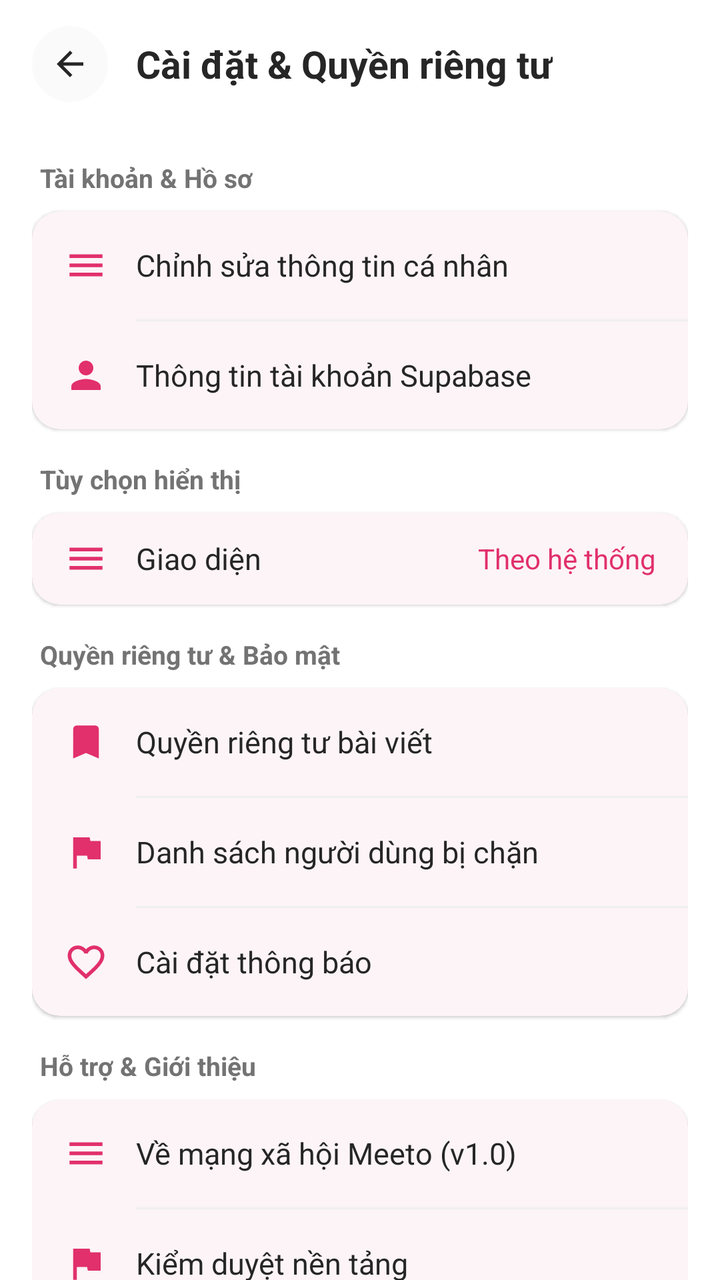
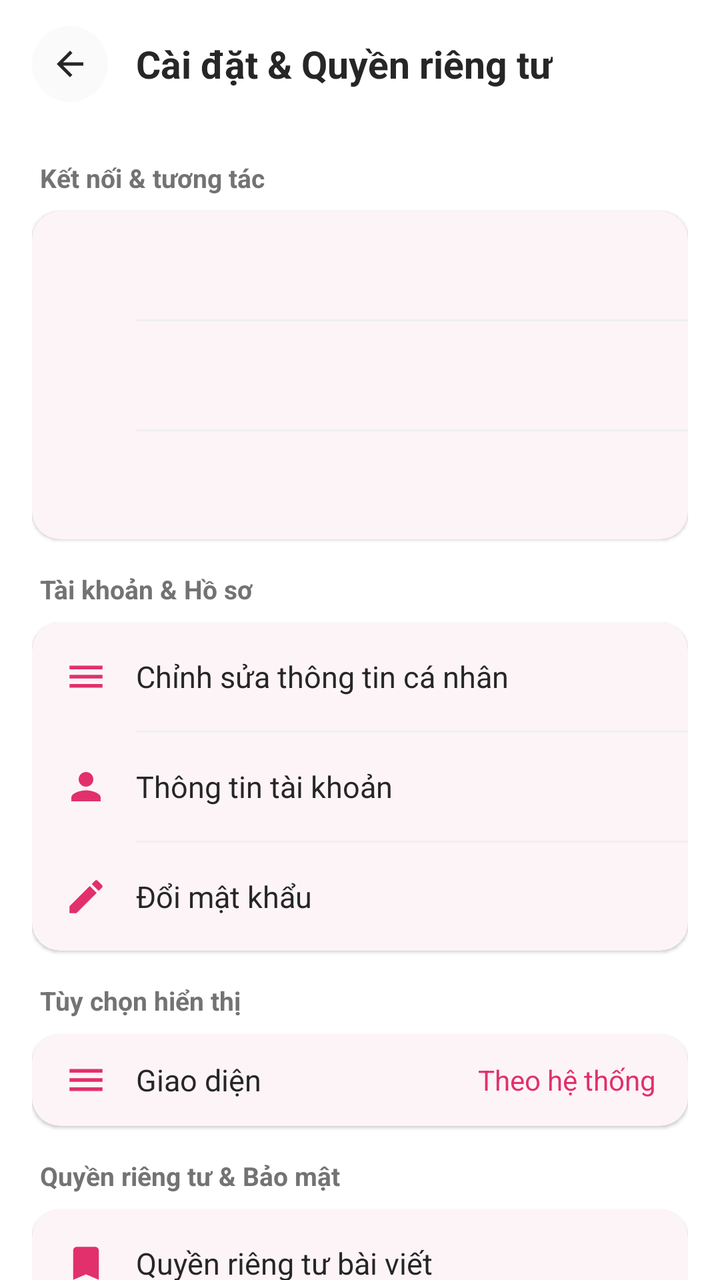

Before-and-after screenshots of an Android layout around one commit, followed by the original layout XML and the change that was made.
<!-- AndroidManifest.xml: application theme Theme.MeetoMXH -->
<!-- res/layout/activity_settings.xml -->
<?xml version="1.0" encoding="utf-8"?>
<LinearLayout xmlns:android="http://schemas.android.com/apk/res/android"
    xmlns:app="http://schemas.android.com/apk/res-auto"
    xmlns:tools="http://schemas.android.com/tools"
    android:layout_width="match_parent"
    android:layout_height="match_parent"
    android:background="@color/app_bg"
    android:orientation="vertical"
    tools:context=".SettingsActivity">

    
    <com.google.android.material.appbar.AppBarLayout
        android:layout_width="match_parent"
        android:layout_height="wrap_content"
        android:background="@color/surface_bg"
        android:fitsSystemWindows="true"
        app:elevation="1dp">

        <androidx.appcompat.widget.Toolbar
            android:id="@+id/toolbarSettings"
            android:layout_width="match_parent"
            android:layout_height="?attr/actionBarSize">

            <LinearLayout
                android:layout_width="match_parent"
                android:layout_height="match_parent"
                android:gravity="center_vertical"
                android:orientation="horizontal">

                <ImageView
                    android:id="@+id/btnBack"
                    android:layout_width="38dp"
                    android:layout_height="38dp"
                    android:background="@drawable/bg_icon_circle"
                    android:clickable="true"
                    android:contentDescription="Quay lại"
                    android:focusable="true"
                    android:padding="9dp"
                    android:src="@drawable/ic_arrow_back"
                    app:tint="@color/text_primary" />

                <TextView
                    android:layout_width="wrap_content"
                    android:layout_height="wrap_content"
                    android:layout_marginStart="14dp"
                    android:fontFamily="sans-serif-bold"
                    android:text="Cài đặt &amp; Quyền riêng tư"
                    android:textColor="@color/text_primary"
                    android:textSize="19sp"
                    android:textStyle="bold" />

            </LinearLayout>

        </androidx.appcompat.widget.Toolbar>

    </com.google.android.material.appbar.AppBarLayout>

    <androidx.core.widget.NestedScrollView
        android:id="@+id/settingsScroll"
        android:layout_width="match_parent"
        android:layout_height="match_parent"
        android:fillViewport="true">

        <LinearLayout
            android:layout_width="match_parent"
            android:layout_height="wrap_content"
            android:orientation="vertical"
            android:padding="16dp">

            
            <TextView
                android:layout_width="wrap_content"
                android:layout_height="wrap_content"
                android:layout_marginStart="4dp"
                android:layout_marginBottom="8dp"
                android:text="Tài khoản &amp; Hồ sơ"
                android:textColor="@color/text_secondary"
                android:textSize="13sp"
                android:textStyle="bold" />

            <com.google.android.material.card.MaterialCardView
                style="@style/Widget.Meeto.Card"
                android:layout_width="match_parent"
                android:layout_height="wrap_content"
                android:layout_marginBottom="16dp"
                app:cardCornerRadius="14dp">

                <LinearLayout
                    android:layout_width="match_parent"
                    android:layout_height="wrap_content"
                    android:orientation="vertical">

                    
                    <LinearLayout
                        android:id="@+id/rowEditProfile"
                        android:layout_width="match_parent"
                        android:layout_height="54dp"
                        android:background="?android:attr/selectableItemBackground"
                        android:clickable="true"
                        android:focusable="true"
                        android:gravity="center_vertical"
                        android:paddingHorizontal="16dp">

                        <ImageView
                            android:layout_width="22dp"
                            android:layout_height="22dp"
                            android:contentDescription="@null"
                            android:src="@drawable/ic_menu"
                            app:tint="@color/brand_blue" />

                        <TextView
                            android:layout_width="0dp"
                            android:layout_height="wrap_content"
                            android:layout_marginStart="14dp"
                            android:layout_weight="1"
                            android:text="Chỉnh sửa thông tin cá nhân"
                            android:textColor="@color/text_primary"
                            android:textSize="15sp" />

                    </LinearLayout>

                    <View
                        android:layout_width="match_parent"
                        android:layout_height="1dp"
                        android:layout_marginStart="52dp"
                        android:background="@color/divider_color" />

                    
                    <LinearLayout
                        android:id="@+id/rowAccountInfo"
                        android:layout_width="match_parent"
                        android:layout_height="54dp"
                        android:background="?android:attr/selectableItemBackground"
                        android:clickable="true"
                        android:focusable="true"
                        android:gravity="center_vertical"
                        android:paddingHorizontal="16dp">

                        <ImageView
                            android:layout_width="22dp"
                            android:layout_height="22dp"
                            android:contentDescription="@null"
                            android:src="@drawable/ic_person"
                            app:tint="@color/brand_blue" />

                        <TextView
                            android:layout_width="0dp"
                            android:layout_height="wrap_content"
                            android:layout_marginStart="14dp"
                            android:layout_weight="1"
                            android:text="Thông tin tài khoản Supabase"
                            android:textColor="@color/text_primary"
                            android:textSize="15sp" />

                    </LinearLayout>

                </LinearLayout>

            </com.google.android.material.card.MaterialCardView>

            
            <TextView
                android:layout_width="wrap_content"
                android:layout_height="wrap_content"
                android:layout_marginStart="4dp"
                android:layout_marginBottom="8dp"
                android:text="Tùy chọn hiển thị"
                android:textColor="@color/text_secondary"
                android:textSize="13sp"
                android:textStyle="bold" />

            <com.google.android.material.card.MaterialCardView
                style="@style/Widget.Meeto.Card"
                android:layout_width="match_parent"
                android:layout_height="wrap_content"
                android:layout_marginBottom="16dp"
                app:cardCornerRadius="14dp">

                <LinearLayout
                    android:id="@+id/rowThemeModeSettings"
                    android:layout_width="match_parent"
                    android:layout_height="wrap_content"
                    android:background="?android:attr/selectableItemBackground"
                    android:clickable="true"
                    android:focusable="true"
                    android:gravity="center_vertical"
                    android:orientation="horizontal"
                    android:paddingHorizontal="16dp"
                    android:paddingVertical="12dp">

                    <ImageView
                        android:layout_width="22dp"
                        android:layout_height="22dp"
                        android:contentDescription="@null"
                        android:src="@drawable/ic_menu"
                        app:tint="@color/brand_blue" />

                    <TextView
                        android:layout_width="0dp"
                        android:layout_height="wrap_content"
                        android:layout_marginStart="14dp"
                        android:layout_weight="1"
                        android:text="Giao diện"
                        android:textColor="@color/text_primary"
                        android:textSize="15sp" />

                    <TextView
                        android:id="@+id/tvThemeModeSettings"
                        android:layout_width="wrap_content"
                        android:layout_height="wrap_content"
                        android:text="Theo hệ thống"
                        android:textColor="@color/brand_blue"
                        android:textSize="14sp" />

                </LinearLayout>

            </com.google.android.material.card.MaterialCardView>

            
            <TextView
                android:layout_width="wrap_content"
                android:layout_height="wrap_content"
                android:layout_marginStart="4dp"
                android:layout_marginBottom="8dp"
                android:text="Quyền riêng tư &amp; Bảo mật"
                android:textColor="@color/text_secondary"
                android:textSize="13sp"
                android:textStyle="bold" />

            <com.google.android.material.card.MaterialCardView
                style="@style/Widget.Meeto.Card"
                android:layout_width="match_parent"
                android:layout_height="wrap_content"
                android:layout_marginBottom="16dp"
                app:cardCornerRadius="14dp">

                <LinearLayout
                    android:layout_width="match_parent"
                    android:layout_height="wrap_content"
                    android:orientation="vertical">

                    <LinearLayout
                        android:id="@+id/rowPrivacy"
                        android:layout_width="match_parent"
                        android:layout_height="54dp"
                        android:background="?android:attr/selectableItemBackground"
                        android:clickable="true"
                        android:focusable="true"
                        android:gravity="center_vertical"
                        android:paddingHorizontal="16dp">

                        <ImageView
                            android:layout_width="22dp"
                            android:layout_height="22dp"
                            android:contentDescription="@null"
                            android:src="@drawable/ic_bookmark"
                            app:tint="@color/brand_blue" />

                        <TextView
                            android:layout_width="0dp"
                            android:layout_height="wrap_content"
                            android:layout_marginStart="14dp"
                            android:layout_weight="1"
                            android:text="Quyền riêng tư bài viết"
                            android:textColor="@color/text_primary"
                            android:textSize="15sp" />

                    </LinearLayout>

                    <View
                        android:layout_width="match_parent"
                        android:layout_height="1dp"
                        android:layout_marginStart="52dp"
                        android:background="@color/divider_color" />

                    <LinearLayout
                        android:id="@+id/rowBlocked"
                        android:layout_width="match_parent"
                        android:layout_height="54dp"
                        android:background="?android:attr/selectableItemBackground"
                        android:clickable="true"
                        android:focusable="true"
                        android:gravity="center_vertical"
                        android:paddingHorizontal="16dp">

                        <ImageView
                            android:layout_width="22dp"
                            android:layout_height="22dp"
                            android:contentDescription="@null"
                            android:src="@drawable/ic_report"
                            app:tint="@color/brand_blue" />

                        <TextView
                            android:layout_width="0dp"
                            android:layout_height="wrap_content"
                            android:layout_marginStart="14dp"
                            android:layout_weight="1"
                            android:text="Danh sách người dùng bị chặn"
                            android:textColor="@color/text_primary"
                            android:textSize="15sp" />

                    </LinearLayout>

                    <View
                        android:layout_width="match_parent"
                        android:layout_height="1dp"
                        android:layout_marginStart="52dp"
                        android:background="@color/divider_color" />

                    <LinearLayout
                        android:id="@+id/rowNotificationsSetting"
                        android:layout_width="match_parent"
                        android:layout_height="54dp"
                        android:background="?android:attr/selectableItemBackground"
                        android:clickable="true"
                        android:focusable="true"
                        android:gravity="center_vertical"
                        android:paddingHorizontal="16dp">

                        <ImageView
                            android:layout_width="22dp"
                            android:layout_height="22dp"
                            android:contentDescription="@null"
                            android:src="@drawable/ic_notifications"
                            app:tint="@color/brand_blue" />

                        <TextView
                            android:layout_width="0dp"
                            android:layout_height="wrap_content"
                            android:layout_marginStart="14dp"
                            android:layout_weight="1"
                            android:text="Cài đặt thông báo"
                            android:textColor="@color/text_primary"
                            android:textSize="15sp" />

                    </LinearLayout>

                </LinearLayout>

            </com.google.android.material.card.MaterialCardView>

            
            <TextView
                android:layout_width="wrap_content"
                android:layout_height="wrap_content"
                android:layout_marginStart="4dp"
                android:layout_marginBottom="8dp"
                android:text="Hỗ trợ &amp; Giới thiệu"
                android:textColor="@color/text_secondary"
                android:textSize="13sp"
                android:textStyle="bold" />

            <com.google.android.material.card.MaterialCardView
                style="@style/Widget.Meeto.Card"
                android:layout_width="match_parent"
                android:layout_height="wrap_content"
                android:layout_marginBottom="24dp"
                app:cardCornerRadius="14dp">

                <LinearLayout
                    android:layout_width="match_parent"
                    android:layout_height="wrap_content"
                    android:orientation="vertical">

                    <LinearLayout
                        android:id="@+id/rowHelp"
                        android:layout_width="match_parent"
                        android:layout_height="54dp"
                        android:background="?android:attr/selectableItemBackground"
                        android:clickable="true"
                        android:focusable="true"
                        android:gravity="center_vertical"
                        android:paddingHorizontal="16dp">

                        <ImageView
                            android:layout_width="22dp"
                            android:layout_height="22dp"
                            android:contentDescription="@null"
                            android:src="@drawable/ic_menu"
                            app:tint="@color/brand_blue" />

                        <TextView
                            android:layout_width="0dp"
                            android:layout_height="wrap_content"
                            android:layout_marginStart="14dp"
                            android:layout_weight="1"
                            android:text="Về mạng xã hội Meeto (v1.0)"
                            android:textColor="@color/text_primary"
                            android:textSize="15sp" />

                    </LinearLayout>

                    <View
                        android:layout_width="match_parent"
                        android:layout_height="1dp"
                        android:layout_marginStart="52dp"
                        android:background="@color/divider_color" />

                    <LinearLayout
                        android:id="@+id/rowPlatformModeration"
                        android:layout_width="match_parent"
                        android:layout_height="54dp"
                        android:background="?android:attr/selectableItemBackground"
                        android:clickable="true"
                        android:focusable="true"
                        android:gravity="center_vertical"
                        android:paddingHorizontal="16dp">
                        <ImageView android:layout_width="22dp" android:layout_height="22dp"
                            android:contentDescription="@null" android:src="@drawable/ic_report" app:tint="@color/brand_blue" />
                        <TextView android:layout_width="0dp" android:layout_height="wrap_content"
                            android:layout_marginStart="14dp" android:layout_weight="1"
                            android:text="Kiểm duyệt nền tảng" android:textColor="@color/text_primary" android:textSize="15sp" />
                    </LinearLayout>

                    <View android:layout_width="match_parent" android:layout_height="1dp"
                        android:layout_marginStart="52dp" android:background="@color/divider_color" />

                    <LinearLayout
                        android:id="@+id/rowDeleteAccount"
                        android:layout_width="match_parent"
                        android:layout_height="54dp"
                        android:background="?android:attr/selectableItemBackground"
                        android:clickable="true"
                        android:focusable="true"
                        android:gravity="center_vertical"
                        android:paddingHorizontal="16dp">

                        <ImageView
                            android:layout_width="22dp"
                            android:layout_height="22dp"
                            android:contentDescription="@null"
                            android:src="@drawable/ic_logout"
                            app:tint="@color/status_error" />

                        <TextView
                            android:layout_width="0dp"
                            android:layout_height="wrap_content"
                            android:layout_marginStart="14dp"
                            android:layout_weight="1"
                            android:text="Yêu cầu vô hiệu hóa tài khoản"
                            android:textColor="@color/status_error"
                            android:textSize="15sp" />

                    </LinearLayout>

                </LinearLayout>

            </com.google.android.material.card.MaterialCardView>

            
            <com.google.android.material.button.MaterialButton
                android:id="@+id/btnLogoutSettings"
                style="@style/Widget.Material3.Button.UnelevatedButton"
                android:layout_width="match_parent"
                android:layout_height="50dp"
                android:layout_marginBottom="16dp"
                android:backgroundTint="@color/surface_variant"
                android:text="Đăng xuất"
                android:textAllCaps="false"
                android:textColor="@color/status_error"
                android:textSize="15sp"
                android:textStyle="bold"
                app:cornerRadius="12dp"
                app:icon="@drawable/ic_logout"
                app:iconGravity="textStart"
                app:iconPadding="8dp"
                app:iconTint="@color/status_error" />

        </LinearLayout>

    </androidx.core.widget.NestedScrollView>

</LinearLayout>
<!-- resources referenced by this layout -->
<resources>
  <color name="app_bg">#FFFFFF</color>
  <color name="brand_blue">#E1306C</color>
  <color name="divider_color">#EFEFEF</color>
  <color name="status_error">#ED4956</color>
  <color name="surface_bg">#FFFFFF</color>
  <color name="surface_variant">#FAFAFA</color>
  <color name="text_primary">#262626</color>
  <color name="text_secondary">#737373</color>
  <!-- drawable bg_icon_circle (drawable) -->
  <?xml version="1.0" encoding="utf-8"?>
  <ripple xmlns:android="http://schemas.android.com/apk/res/android"
      android:color="@color/icon_button_bg_pressed">
      <item>
          <shape android:shape="oval">
              <solid android:color="@color/icon_button_bg" />
          </shape>
      </item>
  </ripple>
  <!-- drawable ic_menu (drawable) -->
  <vector xmlns:android="http://schemas.android.com/apk/res/android"
      android:width="24dp"
      android:height="24dp"
      android:viewportWidth="24"
      android:viewportHeight="24">
    <path
        android:fillColor="#65676B"
        android:pathData="M3,18h18v-2L3,16v2zM3,13h18v-2L3,11v2zM3,6v2h18L21,6L3,6z"/>
  </vector>
  <style name="Widget.Meeto.Card" parent="Widget.Material3.CardView.Elevated">
          <item name="cardBackgroundColor">@color/surface_bg</item>
          <item name="cardCornerRadius">@dimen/corner_radius_card</item>
          <item name="cardElevation">@dimen/elevation_low</item>
          <item name="strokeWidth">0dp</item>
      </style>
  <style name="Theme.MeetoMXH" parent="Base.Theme.MeetoMXH" />
  <color name="icon_button_bg_pressed">#EFEFEF</color>
  <color name="icon_button_bg">#FAFAFA</color>
  <dimen name="corner_radius_card">12dp</dimen>
  <dimen name="elevation_low">1dp</dimen>
  <color name="white">#FFFFFFFF</color>
  <color name="primary_container">#FCE4EC</color>
  <color name="on_primary_container">#880E4F</color>
  <color name="ig_purple">#833AB4</color>
  <color name="text_hint">#C7C7C7</color>
  <color name="outline_color">#DBDBDB</color>
  <style name="ThemeOverlay.Meeto.BottomSheetDialog" parent="ThemeOverlay.Material3.BottomSheetDialog">
          <item name="bottomSheetStyle">@style/Widget.Meeto.BottomSheet</item>
      </style>
  <style name="Widget.Meeto.Button.Dialog" parent="Widget.Material3.Button.TextButton">
          <item name="android:textAllCaps">false</item>
          <item name="android:textColor">@color/brand_blue</item>
      </style>
  <style name="ShapeAppearance.Meeto.Dialog" parent="ShapeAppearance.Material3.Corner.Large">
          <item name="cornerSize">@dimen/corner_radius_dialog</item>
      </style>
  <style name="Widget.Meeto.BottomSheet" parent="Widget.Material3.BottomSheet">
          <item name="backgroundTint">@color/surface_bg</item>
          <item name="shapeAppearance">@style/ShapeAppearance.Meeto.LargeComponent</item>
      </style>
  <dimen name="corner_radius_medium">10dp</dimen>
  <dimen name="button_height_standard">48dp</dimen>
  <dimen name="corner_radius_dialog">22dp</dimen>
  <style name="ShapeAppearance.Meeto.LargeComponent" parent="ShapeAppearance.Material3.LargeComponent">
          <item name="cornerSizeTopLeft">16dp</item>
          <item name="cornerSizeTopRight">16dp</item>
          <item name="cornerSizeBottomLeft">0dp</item>
          <item name="cornerSizeBottomRight">0dp</item>
      </style>
  <!-- unchanged entries left out for length: 12 -->
</resources>

<!-- the commit's change to res/layout/activity_settings.xml (unified diff, before → after) -->
@@ -69,6 +69,13 @@
 
             
             <TextView
+                android:layout_width="wrap_content" android:layout_height="wrap_content"
+                android:layout_marginStart="4dp" android:layout_marginBottom="8dp"
+                android:text="Kết nối &amp; tương tác" android:textColor="@color/text_secondary"
+                android:textSize="13sp" android:textStyle="bold" />
+            <include android:id="@+id/connectionSettingsCard" layout="@layout/card_settings_options" />
+
+            <TextView
                 android:layout_width="wrap_content"
                 android:layout_height="wrap_content"
                 android:layout_marginStart="4dp"
@@ -148,10 +155,44 @@
                             android:layout_height="wrap_content"
                             android:layout_marginStart="14dp"
                             android:layout_weight="1"
-                            android:text="Thông tin tài khoản Supabase"
-                            android:textColor="@color/text_primary"
-                            android:textSize="15sp" />
-
+                            android:text="Thông tin tài khoản"
+                            android:textColor="@color/text_primary"
+                            android:textSize="15sp" />
+
+                    </LinearLayout>
+
+                    <View
+                        android:layout_width="match_parent"
+                        android:layout_height="1dp"
+                        android:layout_marginStart="52dp"
+                        android:background="@color/divider_color" />
+
+                    <LinearLayout
+                        android:id="@+id/rowChangePassword"
+                        android:layout_width="match_parent"
+                        android:layout_height="54dp"
+                        android:background="?android:attr/selectableItemBackground"
+                        android:clickable="true"
+                        android:focusable="true"
+                        android:gravity="center_vertical"
+                        android:orientation="horizontal"
+                        android:paddingHorizontal="16dp">
+
+                        <ImageView
+                            android:layout_width="22dp"
+                            android:layout_height="22dp"
+                            android:contentDescription="@null"
+                            android:src="@drawable/ic_edit"
+                            app:tint="@color/brand_blue" />
+
+                        <TextView
+                            android:layout_width="0dp"
+                            android:layout_height="wrap_content"
+                            android:layout_marginStart="14dp"
+                            android:layout_weight="1"
+                            android:text="Đổi mật khẩu"
+                            android:textColor="@color/text_primary"
+                            android:textSize="15sp" />
                     </LinearLayout>
 
                 </LinearLayout>
@@ -471,3 +512,33 @@
     </androidx.core.widget.NestedScrollView>
 
 </LinearLayout>
+<!-- res/layout/card_settings_options.xml (included above) -->
+<?xml version="1.0" encoding="utf-8"?>
+<com.google.android.material.card.MaterialCardView xmlns:android="http://schemas.android.com/apk/res/android"
+    xmlns:app="http://schemas.android.com/apk/res-auto" style="@style/Widget.Meeto.Card"
+    android:layout_width="match_parent" android:layout_height="wrap_content"
+    android:layout_marginBottom="16dp" app:cardCornerRadius="14dp">
+    <LinearLayout android:layout_width="match_parent" android:layout_height="wrap_content" android:orientation="vertical">
+        <include android:id="@+id/settingsOptionOne" layout="@layout/item_settings_option" />
+        <View android:layout_width="match_parent" android:layout_height="1dp" android:layout_marginStart="52dp" android:background="@color/divider_color" />
+        <include android:id="@+id/settingsOptionTwo" layout="@layout/item_settings_option" />
+        <View android:layout_width="match_parent" android:layout_height="1dp" android:layout_marginStart="52dp" android:background="@color/divider_color" />
+        <include android:id="@+id/settingsOptionThree" layout="@layout/item_settings_option" />
+    </LinearLayout>
+</com.google.android.material.card.MaterialCardView>
+<!-- res/layout/item_settings_option.xml (included above) -->
+<?xml version="1.0" encoding="utf-8"?>
+<LinearLayout xmlns:android="http://schemas.android.com/apk/res/android" xmlns:app="http://schemas.android.com/apk/res-auto"
+    android:layout_width="match_parent" android:layout_height="wrap_content" android:minHeight="54dp"
+    android:orientation="horizontal" android:gravity="center_vertical" android:paddingHorizontal="16dp"
+    android:paddingVertical="12dp" android:background="?attr/selectableItemBackground"
+    android:clickable="true" android:focusable="true">
+    <ImageView android:id="@+id/settingsOptionIcon" android:layout_width="22dp" android:layout_height="22dp"
+        android:contentDescription="@null" app:tint="@color/brand_blue" />
+    <TextView android:id="@+id/settingsOptionLabel" android:layout_width="0dp" android:layout_height="wrap_content"
+        android:layout_weight="1" android:layout_marginStart="14dp" android:textSize="15sp"
+        android:textColor="@color/text_primary" />
+    <TextView android:id="@+id/settingsOptionValue" android:layout_width="wrap_content" android:layout_height="wrap_content"
+        android:maxWidth="112dp" android:layout_marginStart="12dp" android:gravity="end" android:textSize="13sp"
+        android:textColor="@color/brand_blue" android:visibility="gone" />
+</LinearLayout>
<!-- resource entries referenced after the edit -->
@@ -18,6 +18,16 @@
           </shape>
       </item>
   </ripple>
+  <!-- drawable ic_edit (drawable) -->
+  <vector xmlns:android="http://schemas.android.com/apk/res/android"
+      android:width="24dp"
+      android:height="24dp"
+      android:viewportWidth="24"
+      android:viewportHeight="24">
+    <path
+        android:fillColor="@color/text_primary"
+        android:pathData="M3,17.25V21h3.75L17.81,9.94l-3.75,-3.75L3,17.25zM20.71,7.04c0.39,-0.39 0.39,-1.02 0,-1.41l-2.34,-2.34c-0.39,-0.39 -1.02,-0.39 -1.41,0l-1.83,1.83 3.75,3.75 1.83,-1.83z"/>
+  </vector>
   <!-- drawable ic_menu (drawable) -->
   <vector xmlns:android="http://schemas.android.com/apk/res/android"
       android:width="24dp"
